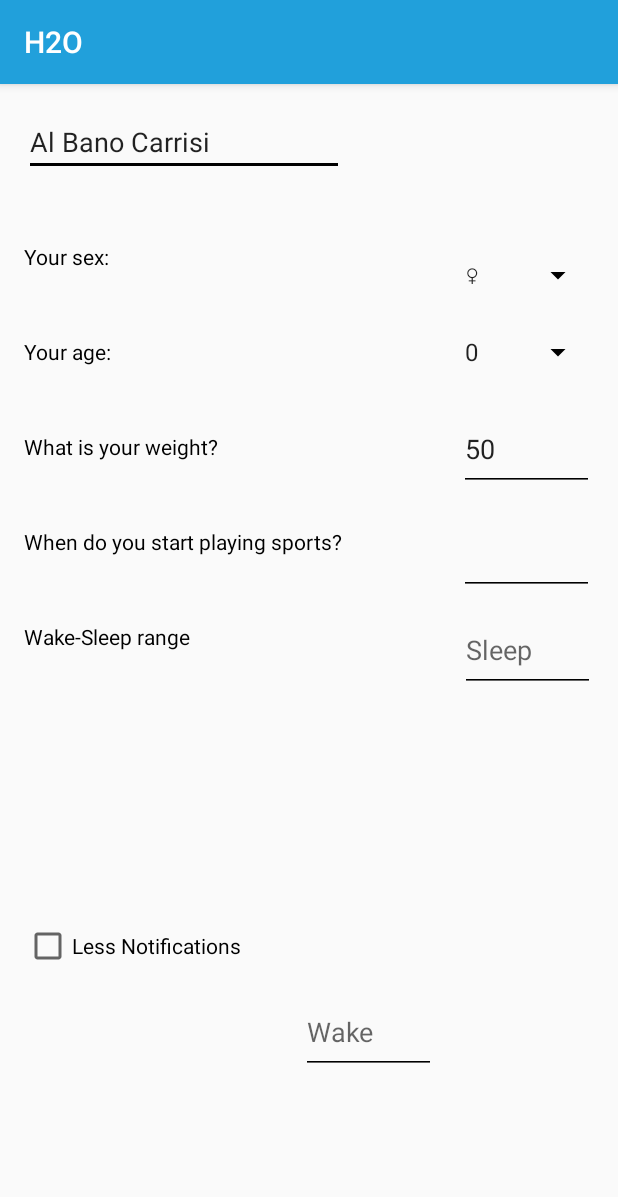
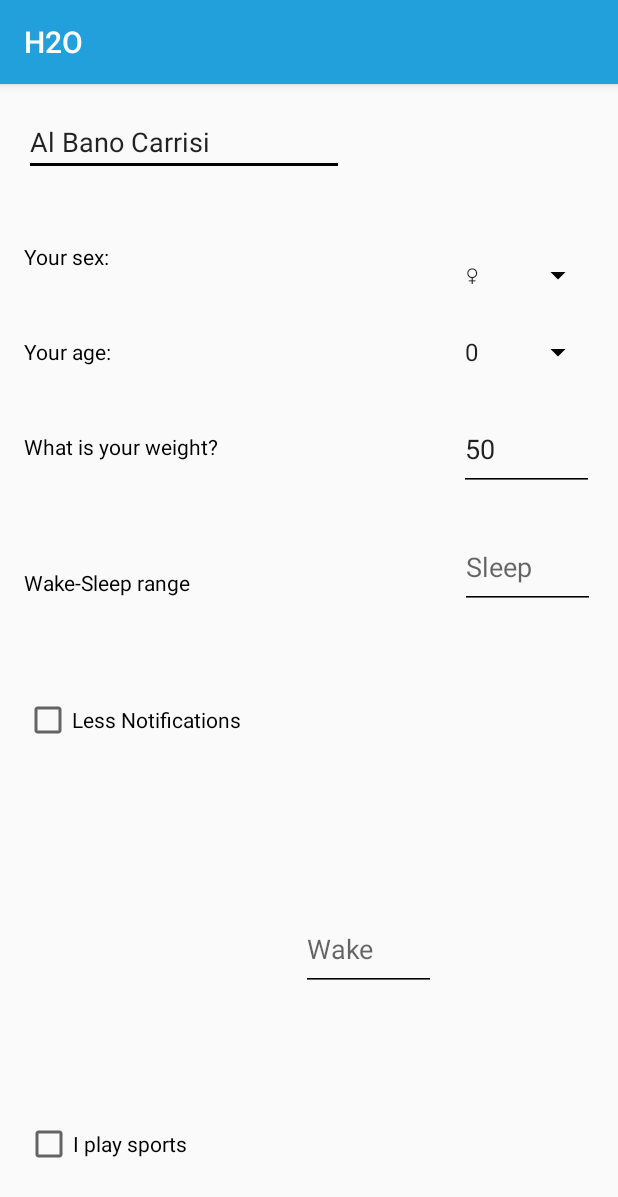
Before and after one commit to francescoFabris/H2Ofunzionante, an Android app: the InputActivity screen opened directly, with no data from a screen before it, on a phone screen of 412 x 824 dp. Shown: the top 1197 px of the screen. Run offline under Robolectric (Android 15) with nearby library versions, the phone set to English and light mode, and no system bars; 1 statement that could not run was skipped.

```diff
--- a/app/src/main/res/layout/activity_input.xml
+++ b/app/src/main/res/layout/activity_input.xml
@@ -113,35 +113,6 @@
         app:layout_constraintTop_toBottomOf="@+id/age_spinner"/>
 
     <TextView
-        android:id="@+id/sport_field"
-        android:layout_width="wrap_content"
-        android:layout_height="wrap_content"
-        android:layout_marginEnd="8dp"
-        android:layout_marginLeft="16dp"
-        android:layout_marginRight="8dp"
-        android:layout_marginStart="16dp"
-        android:layout_marginTop="44dp"
-        android:text="@string/sport_insert"
-        android:textColor="@android:color/black"
-        app:layout_constraintHorizontal_bias="0.0"
-        app:layout_constraintLeft_toLeftOf="parent"
-        app:layout_constraintRight_toLeftOf="@+id/sport_time"
-        app:layout_constraintTop_toBottomOf="@+id/weight_field"/>
-
-    <EditText
-        android:id="@+id/sport_time"
-        android:layout_width="90dp"
-        android:layout_height="55dp"
-        android:layout_marginEnd="16dp"
-        android:layout_marginRight="16dp"
-        android:layout_marginTop="14dp"
-        android:backgroundTint="@android:color/black"
-        android:ems="10"
-        android:inputType="time"
-        app:layout_constraintRight_toRightOf="parent"
-        app:layout_constraintTop_toBottomOf="@+id/weight"/>
-
-    <TextView
         android:id="@+id/wake_field"
         android:layout_width="wrap_content"
         android:layout_height="wrap_content"
@@ -149,13 +120,13 @@
         android:layout_marginLeft="16dp"
         android:layout_marginRight="8dp"
         android:layout_marginStart="16dp"
-        android:layout_marginTop="44dp"
         android:text="@string/time_insert"
         android:textColor="@android:color/black"
         app:layout_constraintHorizontal_bias="0.0"
         app:layout_constraintLeft_toLeftOf="parent"
         app:layout_constraintRight_toLeftOf="@+id/wake_time"
-        app:layout_constraintTop_toBottomOf="@+id/sport_field"/>
+        android:layout_marginTop="71dp"
+        app:layout_constraintTop_toBottomOf="@+id/weight_field"/>
 
     <EditText
         android:id="@+id/wake_time"
@@ -168,10 +139,12 @@
         android:textColorLink="@android:color/black"
         android:hint="@string/wake"
         app:layout_constraintRight_toLeftOf="@+id/sleep_time"
-        android:layout_marginRight="19dp"
+        android:layout_marginRight="13dp"
         app:layout_constraintBottom_toBottomOf="parent"
-        android:layout_marginBottom="108dp"
-        />
+        android:layout_marginBottom="163dp"
+        android:layout_marginTop="8dp"
+        app:layout_constraintTop_toBottomOf="@+id/weight"
+        app:layout_constraintVertical_bias="1.0"/>
 
     <EditText
         android:id="@+id/sleep_time"
@@ -185,8 +158,11 @@
         tools:layout_constraintBaseline_creator="1"
         android:layout_marginRight="16dp"
         app:layout_constraintRight_toRightOf="parent"
-        android:layout_marginTop="9dp"
-        app:layout_constraintTop_toBottomOf="@+id/sport_time"/>
+        android:layout_marginTop="23dp"
+        app:layout_constraintTop_toBottomOf="@+id/weight"
+        app:layout_constraintBottom_toBottomOf="parent"
+        android:layout_marginBottom="8dp"
+        app:layout_constraintVertical_bias="0.0"/>
 
     <CheckBox
         android:id="@+id/less_notifications"
@@ -195,11 +171,27 @@
         android:layout_marginLeft="16dp"
         android:text="@string/less_not"
         app:layout_constraintLeft_toLeftOf="parent"
-        android:layout_marginTop="8dp"
+        android:layout_marginTop="31dp"
         app:layout_constraintTop_toBottomOf="@+id/wake_field"
+        android:layout_marginBottom="8dp"
+        app:layout_constraintBottom_toTopOf="@+id/sport_box"
+        android:layout_marginRight="8dp"
+        app:layout_constraintRight_toRightOf="parent"
+        app:layout_constraintHorizontal_bias="0.0"
+        app:layout_constraintVertical_bias="0.125"/>
+
+    <CheckBox
+        android:id="@+id/sport_box"
+        android:layout_width="wrap_content"
+        android:layout_height="wrap_content"
+        android:text="@string/sport_insert"
+        android:layout_marginLeft="8dp"
+        app:layout_constraintLeft_toLeftOf="parent"
+        android:layout_marginRight="8dp"
+        app:layout_constraintRight_toRightOf="parent"
         app:layout_constraintBottom_toBottomOf="parent"
-        android:layout_marginBottom="8dp"
-        app:layout_constraintVertical_bias="0.504"/>
+        android:layout_marginBottom="45dp"
+        app:layout_constraintHorizontal_bias="0.03"/>
 
 
 </android.support.constraint.ConstraintLayout>
--- a/app/src/main/res/values/strings.xml
+++ b/app/src/main/res/values/strings.xml
@@ -4,7 +4,7 @@
     <string name="name_insert">Your name</string>
     <string name="sex_insert">Your sex: </string>
     <string name="age_insert">Your age: </string>
-    <string name="sport_insert">When do you start playing sports?</string>
+    <string name="sport_insert">I play sports</string>
     <string name="weight_insert">What is your weight?</string>
     <string name="time_insert">Wake-Sleep range</string>
     <string name="less_not">Less Notifications</string>
```
Also changed, not shown: app/src/main/java/it/unipd/dei/esp1617/h2o/InputActivity.java (+56 -20 lines).
